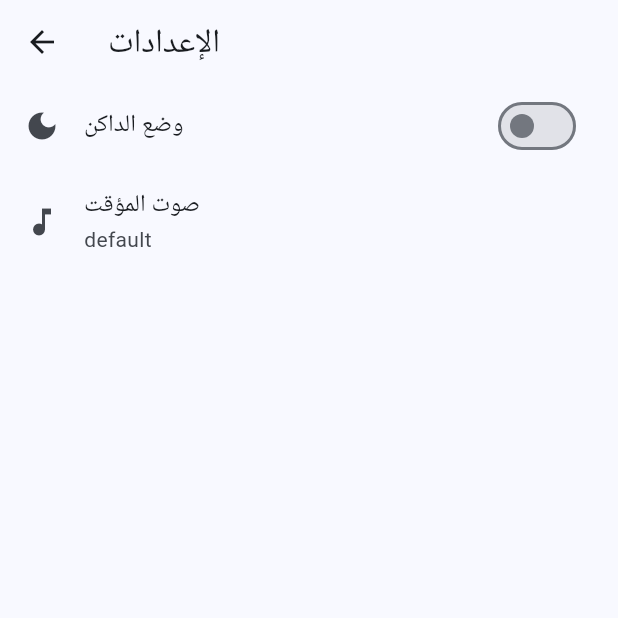
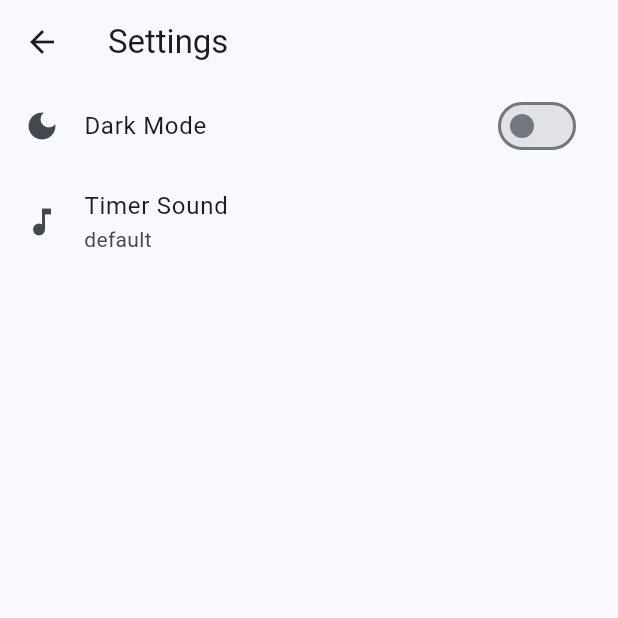
Before and after one commit to AhmadMahdaly/Focus_tracker, a Flutter app: the screen it shows after launch, in the side drawer, after a tap on "Settings", on a phone screen of 412 x 824 dp, the top half of it. Run offline on Flutter 3.47's test engine with Material 3 defaults, Android fonts, the phone set to English and light mode, and no system bars; our stand-ins replace audioplayers, fl_chart, flutter_local_notifications, hive, hive_flutter, percent_indicator and 1 more; accounts and stored records are empty.

Commit message:
Localize SettingsScreen with English titles and descriptions

```diff
--- a/lib/screens/settings_screen.dart
+++ b/lib/screens/settings_screen.dart
@@ -35,12 +35,12 @@ class _SettingsScreenState extends State<SettingsScreen> {
   @override
   Widget build(BuildContext context) {
     return Scaffold(
-      appBar: AppBar(title: const Text("الإعدادات")),
+      appBar: AppBar(title: const Text("Settings")),
       body: Column(
         children: [
           ListTile(
             leading: const Icon(Icons.dark_mode),
-            title: const Text("وضع الداكن"),
+            title: const Text("Dark Mode"),
             trailing: Switch(
               value: Provider.of<ThemeProvider>(context).isDarkMode,
               onChanged: (value) {
@@ -53,7 +53,7 @@ class _SettingsScreenState extends State<SettingsScreen> {
           ),
           ListTile(
             leading: const Icon(Icons.music_note),
-            title: const Text("صوت المؤقت"),
+            title: const Text("Timer Sound"),
             subtitle: Text(selectedSound),
             onTap: () {
               _showSoundSelectionDialog();
@@ -69,20 +69,20 @@ class _SettingsScreenState extends State<SettingsScreen> {
       context: context,
       builder: (context) {
         return AlertDialog(
-          title: const Text("اختر صوت المؤقت"),
+          title: const Text("Select Timer Sound"),
           content: Column(
             mainAxisSize: MainAxisSize.min,
             children: [
               ListTile(
-                title: const Text("افتراضي"),
+                title: const Text("Default"),
                 onTap: () => _changeSound("default"),
               ),
               ListTile(
-                title: const Text("جرس"),
+                title: const Text("Bell"),
                 onTap: () => _changeSound("bell"),
               ),
               ListTile(
-                title: const Text("طنين"),
+                title: const Text("Buzz"),
                 onTap: () => _changeSound("buzz"),
               ),
             ],
```
